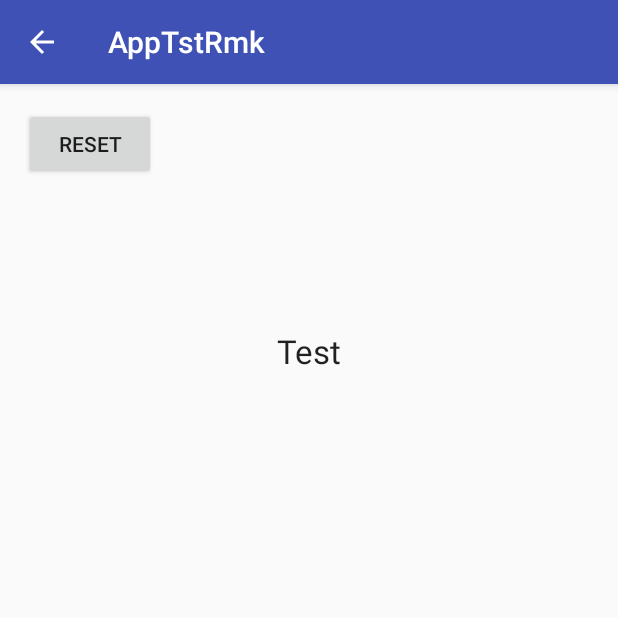
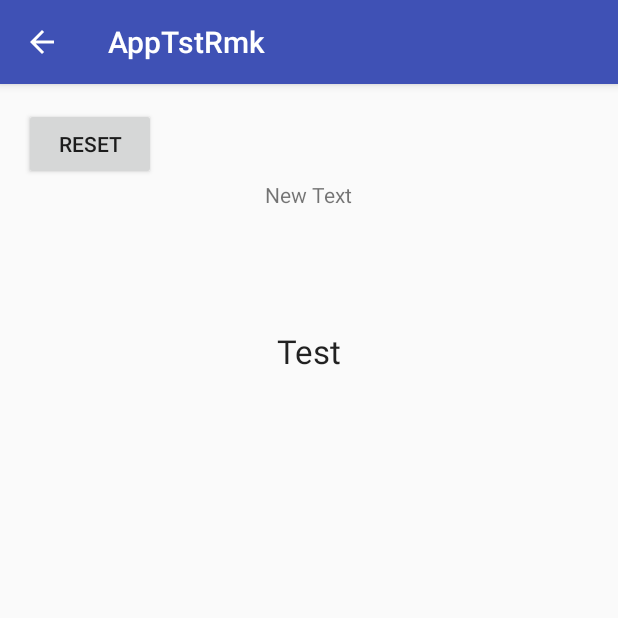
Before and after one commit to SayerWer/AppLern, an Android app: the TstAct screen opened directly, with no data from a screen before it, on a phone screen of 412 x 824 dp, the top half of it. Run offline under Robolectric (Android 15) with nearby library versions, the phone set to English and light mode, and no system bars; 1 statement that could not run was skipped.

Commit message:
reformated second view

```diff
--- a/app/src/main/java/com/example/werprojects/apptstrmk/TstAct.java
+++ b/app/src/main/java/com/example/werprojects/apptstrmk/TstAct.java
@@ -17,89 +17,91 @@ import android.widget.TextView;
 import android.widget.ViewSwitcher;
 
 public class TstAct extends AppCompatActivity {
+
+
+
     private TextSwitcher mSwitcher;
-    private Long t;
+    private Button brk;
+    private Button b1;
+    private Button b2;
+    private Button b3;
+    private Button b4;
+    private mt
+    private long t;
 
     @Override
     protected void onCreate(Bundle savedInstanceState) {
         super.onCreate(savedInstanceState);
         setContentView(R.layout.activity_tst);
-
-        mSwitcher = (TextSwitcher) findViewById(R.id.switcher);
+        t=System.currentTimeMillis();
+        mSwitcher=(TextSwitcher) findViewById(R.id.switcher);
+        brk  = (Button) findViewById(R.id.RB);
+        b1= (Button) findViewById(R.id.b1);
+        b2 = (Button) findViewById(R.id.b2);
+        b3= (Button) findViewById(R.id.b3);
+        b4= (Button) findViewById(R.id.b4);
         mSwitcher.setFactory(mFactory);
         //mSwitcher.setCurrentText(String.valueOf(mCounter));
         mSwitcher.setCurrentText("Test");
-        Button br = (Button) findViewById(R.id.RB);
-        br.setOnClickListener((new View.OnClickListener() {
+
+        b1.setOnClickListener((new View.OnClickListener() {
+            @Override
+            public void onClick(View view) {
+                if(System.currentTimeMillis()<t+10000){
+
+                }
+            }
+        }
+
+
+        ));
+
+
+
+        //Button br = (Button) findViewById(R.id.RB);
+        /*br.setOnClickListener((new View.OnClickListener() {
 
                     @Override
                     public void onClick(View view) {
-                        mSwitcher.setCurrentText("Test");
-                        t= System.currentTimeMillis();
-                        qA();
+                        Thread thread = new Thread(new CodeRunner(brk,b1,b2,b3,b4,mSwitcher,t));
+                        thread.start();
+                        mSwitcher.setCurrentText("tester");
+
+                        try {
+                            Thread.sleep(1000);                 //1000 milliseconds is one second.
+                        } catch(InterruptedException ex) {
+                            Thread.currentThread().interrupt();
+                        }
+                        try {
+                            thread.join();
+                            //boolean b=thread.getVal();
+                        } catch (InterruptedException e) {
+                            e.printStackTrace();
+                        }
+
+                        //mSwitcher.setCurrentText("Test");
+                        //t= System.currentTimeMillis();
+                        //qA();
                     }
                 })
 
 
         );
+        /*
+        }
+         */
+    }
 
-    }
-    private boolean h=false;
+
     public void qA(){
 
-        while(System.currentTimeMillis()<t+10000){
-            Button brk = (Button) findViewById(R.id.RB);
-            brk.setOnClickListener((new View.OnClickListener() {
-
-                        @Override
-                        public void onClick(View view) {
-                           return;
-                        }
-                    })
-
-            );
-            Button b1 = (Button) findViewById(R.id.b1);
-            b1.setOnClickListener((new View.OnClickListener() {
-
-                        @Override
-                        public void onClick(View view) {
-                            h=true;
-                        }
-                    })
-            );
-            Button b2 = (Button) findViewById(R.id.b2);
-            b2.setOnClickListener((new View.OnClickListener() {
-
-                        @Override
-                        public void onClick(View view) {
-                            h=true;
-                        }
-                    })
-            );
-            Button b3 = (Button) findViewById(R.id.b3);
-            b3.setOnClickListener((new View.OnClickListener() {
-
-                        @Override
-                        public void onClick(View view) {
-                            h=true;
-                        }
-                    })
-            );
-            Button b4 = (Button) findViewById(R.id.b4);
-            b4.setOnClickListener((new View.OnClickListener() {
-
-                        @Override
-                        public void onClick(View view) {
-                            h=true;
-                        }
-                    })
-            );
+        //System.currentTimeMillis()<t+10000
 
 
-        }
 
-        if(!h)
-        mSwitcher.setCurrentText("You Failed");
+
+
+
     }
 
 
--- a/app/src/main/res/layout/activity_tst.xml
+++ b/app/src/main/res/layout/activity_tst.xml
@@ -69,4 +69,12 @@
         android:layout_alignParentLeft="true"
         android:layout_alignParentStart="true" />
 
+    <TextView
+        android:layout_width="wrap_content"
+        android:layout_height="wrap_content"
+        android:text="New Text"
+        android:id="@+id/textView2"
+        android:layout_below="@+id/RB"
+        android:layout_centerHorizontal="true" />
+
 </RelativeLayout>
```
Also changed, not shown: app/src/main/java/com/example/werprojects/apptstrmk/CodeRunner.java (+82 -1 lines), 5 other files.
